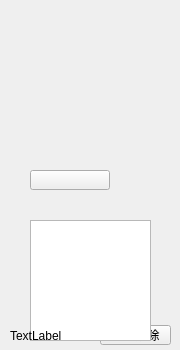
First picture: the form in widget.ui, repository sjchen1994/MyFirstWindowApp, before the edit.
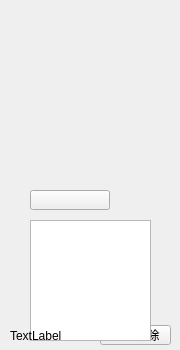
Second picture: the form after the edit. Icons and pictures are not drawn.

```diff
--- a/widget.ui
+++ b/widget.ui
@@ -191,7 +191,7 @@
    <property name="geometry">
     <rect>
      <x>30</x>
-     <y>170</y>
+     <y>190</y>
      <width>80</width>
      <height>20</height>
     </rect>
```
